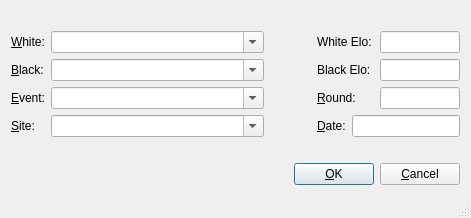
The window that src/gui/savedialog.ui (madnight/chessx) describes before a commit, drawn with Qt 5.
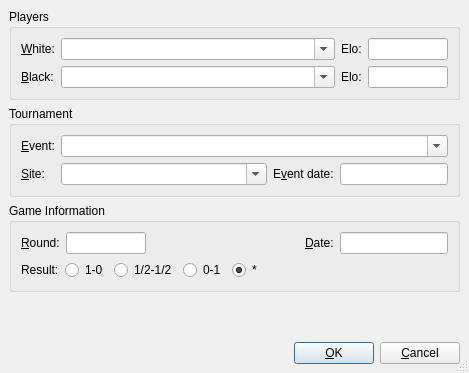
The same window after the commit.

Commit message: Add missing tags to Save Game Dialog.

What changed in the file:
```diff
--- a/src/gui/savedialog.ui
+++ b/src/gui/savedialog.ui
@@ -5,8 +5,8 @@
    <rect>
     <x>0</x>
     <y>0</y>
-    <width>471</width>
-    <height>218</height>
+    <width>469</width>
+    <height>373</height>
    </rect>
   </property>
   <property name="windowTitle" >
@@ -17,12 +17,25 @@
   </property>
   <layout class="QGridLayout" >
    <property name="margin" >
-    <number>11</number>
+    <number>9</number>
    </property>
    <property name="spacing" >
     <number>6</number>
    </property>
-   <item row="1" column="0" colspan="3" >
+   <item row="3" column="0" >
+    <spacer>
+     <property name="orientation" >
+      <enum>Qt::Vertical</enum>
+     </property>
+     <property name="sizeHint" >
+      <size>
+       <width>451</width>
+       <height>16</height>
+      </size>
+     </property>
+    </spacer>
+   </item>
+   <item row="4" column="0" >
     <layout class="QHBoxLayout" >
      <property name="margin" >
       <number>0</number>
@@ -71,106 +84,54 @@
      </item>
     </layout>
    </item>
-   <item row="0" column="2" >
+   <item row="0" column="0" >
+    <widget class="QGroupBox" name="groupBox" >
+     <property name="title" >
+      <string>Players</string>
+     </property>
     <layout class="QGridLayout" >
      <property name="margin" >
-      <number>0</number>
+       <number>9</number>
      </property>
      <property name="spacing" >
       <number>6</number>
      </property>
-     <item row="3" column="0" >
-      <widget class="QLabel" name="textLabel2_4" >
-       <property name="text" >
-        <string>&amp;Date:</string>
-       </property>
-       <property name="buddy" >
-        <cstring>whiteEloEdit</cstring>
+      <item row="1" column="3" >
+       <widget class="QLineEdit" name="blackEloEdit" >
+        <property name="sizePolicy" >
+         <sizepolicy>
+          <hsizetype>0</hsizetype>
+          <vsizetype>0</vsizetype>
+          <horstretch>0</horstretch>
+          <verstretch>0</verstretch>
+         </sizepolicy>
+        </property>
+        <property name="maximumSize" >
+         <size>
+          <width>80</width>
+          <height>32767</height>
+         </size>
+        </property>
+        <property name="inputMask" >
+         <string>0000; </string>
        </property>
       </widget>
      </item>
-     <item row="1" column="0" colspan="2" >
+      <item row="1" column="2" >
       <widget class="QLabel" name="textLabel2_2" >
        <property name="text" >
-        <string>Black Elo:</string>
+         <string>Elo:</string>
        </property>
       </widget>
      </item>
-     <item row="2" column="0" colspan="2" >
-      <widget class="QLabel" name="textLabel2_3" >
-       <property name="text" >
-        <string>&amp;Round:</string>
-       </property>
-       <property name="buddy" >
-        <cstring>roundEdit</cstring>
-       </property>
-      </widget>
-     </item>
-     <item row="3" column="1" colspan="2" >
-      <widget class="QLineEdit" name="dateEdit" >
-       <property name="sizePolicy" >
-        <sizepolicy>
-         <hsizetype>0</hsizetype>
-         <vsizetype>0</vsizetype>
-         <horstretch>0</horstretch>
-         <verstretch>0</verstretch>
-        </sizepolicy>
-       </property>
-       <property name="maximumSize" >
-        <size>
-         <width>160</width>
-         <height>32767</height>
-        </size>
-       </property>
-      </widget>
-     </item>
-     <item row="0" column="0" colspan="2" >
+      <item row="0" column="2" >
       <widget class="QLabel" name="textLabel2" >
        <property name="text" >
-        <string>White Elo:</string>
+         <string>Elo:</string>
        </property>
       </widget>
      </item>
-     <item row="2" column="2" >
-      <widget class="QLineEdit" name="roundEdit" >
-       <property name="sizePolicy" >
-        <sizepolicy>
-         <hsizetype>0</hsizetype>
-         <vsizetype>0</vsizetype>
-         <horstretch>0</horstretch>
-         <verstretch>0</verstretch>
-        </sizepolicy>
-       </property>
-       <property name="maximumSize" >
-        <size>
-         <width>80</width>
-         <height>32767</height>
-        </size>
-       </property>
-      </widget>
-     </item>
-     <item row="1" column="2" >
-      <widget class="QLineEdit" name="blackEloEdit" >
-       <property name="sizePolicy" >
-        <sizepolicy>
-         <hsizetype>0</hsizetype>
-         <vsizetype>0</vsizetype>
-         <horstretch>0</horstretch>
-         <verstretch>0</verstretch>
-        </sizepolicy>
-       </property>
-       <property name="maximumSize" >
-        <size>
-         <width>80</width>
-         <height>32767</height>
-        </size>
-       </property>
-       <property name="inputMask" >
-        <string>0000; </string>
-       </property>
-      </widget>
-     </item>
-     <item row="0" column="2" >
+      <item row="0" column="3" >
       <widget class="QLineEdit" name="whiteEloEdit" >
        <property name="sizePolicy" >
         <sizepolicy>
@@ -191,16 +152,37 @@
        </property>
       </widget>
      </item>
-    </layout>
-   </item>
    <item row="0" column="0" >
-    <layout class="QGridLayout" >
-     <property name="margin" >
-      <number>0</number>
-     </property>
-     <property name="spacing" >
-      <number>6</number>
-     </property>
+       <widget class="QLabel" name="textLabel1" >
+        <property name="text" >
+         <string>&amp;White:</string>
+        </property>
+        <property name="buddy" >
+         <cstring>whiteCombo</cstring>
+        </property>
+       </widget>
+      </item>
+      <item row="0" column="1" >
+       <widget class="QComboBox" name="whiteCombo" >
+        <property name="sizePolicy" >
+         <sizepolicy>
+          <hsizetype>7</hsizetype>
+          <vsizetype>0</vsizetype>
+          <horstretch>0</horstretch>
+          <verstretch>0</verstretch>
+         </sizepolicy>
+        </property>
+        <property name="editable" >
+         <bool>true</bool>
+        </property>
+        <property name="autoCompletion" >
+         <bool>true</bool>
+        </property>
+        <property name="duplicatesEnabled" >
+         <bool>false</bool>
+        </property>
+       </widget>
+      </item>
      <item row="1" column="1" >
       <widget class="QComboBox" name="blackCombo" >
        <property name="sizePolicy" >
@@ -232,10 +214,43 @@
        </property>
       </widget>
      </item>
-     <item row="0" column="1" >
-      <widget class="QComboBox" name="whiteCombo" >
+     </layout>
+    </widget>
+   </item>
+   <item row="1" column="0" >
+    <widget class="QGroupBox" name="groupBox_2" >
+     <property name="title" >
+      <string>Tournament</string>
+     </property>
+     <layout class="QGridLayout" >
+      <property name="margin" >
+       <number>9</number>
+      </property>
+      <property name="spacing" >
+       <number>6</number>
+      </property>
+      <item row="1" column="3" >
+       <widget class="QLineEdit" name="eventDateEdit" >
        <property name="sizePolicy" >
         <sizepolicy>
+          <hsizetype>0</hsizetype>
+          <vsizetype>0</vsizetype>
+          <horstretch>0</horstretch>
+          <verstretch>0</verstretch>
+         </sizepolicy>
+        </property>
+        <property name="maximumSize" >
+         <size>
+          <width>160</width>
+          <height>32767</height>
+         </size>
+        </property>
+       </widget>
+      </item>
+      <item row="1" column="1" >
+       <widget class="QComboBox" name="siteCombo" >
+        <property name="sizePolicy" >
+         <sizepolicy>
          <hsizetype>7</hsizetype>
          <vsizetype>0</vsizetype>
          <horstretch>0</horstretch>
@@ -253,7 +268,38 @@
        </property>
       </widget>
      </item>
-     <item row="3" column="0" >
+      <item row="1" column="2" >
+       <widget class="QLabel" name="textLabel2_5" >
+        <property name="text" >
+         <string>E&amp;vent date:</string>
+        </property>
+        <property name="buddy" >
+         <cstring>eventDateEdit</cstring>
+        </property>
+       </widget>
+      </item>
+      <item row="0" column="1" colspan="3" >
+       <widget class="QComboBox" name="eventCombo" >
+        <property name="sizePolicy" >
+         <sizepolicy>
+          <hsizetype>7</hsizetype>
+          <vsizetype>0</vsizetype>
+          <horstretch>0</horstretch>
+          <verstretch>0</verstretch>
+         </sizepolicy>
+        </property>
+        <property name="editable" >
+         <bool>true</bool>
+        </property>
+        <property name="autoCompletion" >
+         <bool>true</bool>
+        </property>
+        <property name="duplicatesEnabled" >
+         <bool>false</bool>
+        </property>
+       </widget>
+      </item>
+      <item row="1" column="0" >
       <widget class="QLabel" name="textLabel1_2_2" >
        <property name="text" >
         <string>&amp;Site:</string>
@@ -263,85 +309,163 @@
        </property>
       </widget>
      </item>
-     <item row="2" column="1" >
-      <widget class="QComboBox" name="eventCombo" >
-       <property name="sizePolicy" >
-        <sizepolicy>
-         <hsizetype>7</hsizetype>
-         <vsizetype>0</vsizetype>
-         <horstretch>0</horstretch>
-         <verstretch>0</verstretch>
-        </sizepolicy>
-       </property>
-       <property name="editable" >
-        <bool>true</bool>
-       </property>
-       <property name="autoCompletion" >
-        <bool>true</bool>
-       </property>
-       <property name="duplicatesEnabled" >
-        <bool>false</bool>
-       </property>
-      </widget>
-     </item>
-     <item row="2" column="0" >
+      <item row="0" column="0" >
       <widget class="QLabel" name="textLabel1_2_3" >
        <property name="text" >
         <string>&amp;Event:</string>
        </property>
        <property name="buddy" >
-        <cstring>whiteCombo</cstring>
-       </property>
-      </widget>
-     </item>
-     <item row="3" column="1" >
-      <widget class="QComboBox" name="siteCombo" >
-       <property name="sizePolicy" >
-        <sizepolicy>
-         <hsizetype>7</hsizetype>
-         <vsizetype>0</vsizetype>
-         <horstretch>0</horstretch>
-         <verstretch>0</verstretch>
-        </sizepolicy>
-       </property>
-       <property name="editable" >
-        <bool>true</bool>
-       </property>
-       <property name="autoCompletion" >
-        <bool>true</bool>
-       </property>
-       <property name="duplicatesEnabled" >
-        <bool>false</bool>
-       </property>
-      </widget>
-     </item>
-     <item row="0" column="0" >
-      <widget class="QLabel" name="textLabel1" >
-       <property name="text" >
-        <string>&amp;White:</string>
-       </property>
-       <property name="buddy" >
-        <cstring>whiteCombo</cstring>
+         <cstring>eventCombo</cstring>
        </property>
       </widget>
      </item>
     </layout>
+    </widget>
    </item>
+   <item row="2" column="0" >
+    <widget class="QGroupBox" name="gameGroupBox" >
+     <property name="title" >
+      <string>Game Information</string>
+     </property>
+     <layout class="QGridLayout" >
+      <property name="margin" >
+       <number>9</number>
+      </property>
+      <property name="spacing" >
+       <number>6</number>
+      </property>
    <item row="0" column="1" >
+       <widget class="QLineEdit" name="roundEdit" >
+        <property name="sizePolicy" >
+         <sizepolicy>
+          <hsizetype>0</hsizetype>
+          <vsizetype>0</vsizetype>
+          <horstretch>0</horstretch>
+          <verstretch>0</verstretch>
+         </sizepolicy>
+        </property>
+        <property name="maximumSize" >
+         <size>
+          <width>80</width>
+          <height>32767</height>
+         </size>
+        </property>
+       </widget>
+      </item>
+      <item row="0" column="0" >
+       <widget class="QLabel" name="textLabel2_3" >
+        <property name="text" >
+         <string>&amp;Round:</string>
+        </property>
+        <property name="buddy" >
+         <cstring>roundEdit</cstring>
+        </property>
+       </widget>
+      </item>
+      <item row="0" column="3" >
+       <widget class="QLabel" name="textLabel2_4" >
+        <property name="text" >
+         <string>&amp;Date:</string>
+        </property>
+        <property name="buddy" >
+         <cstring>dateEdit</cstring>
+        </property>
+       </widget>
+      </item>
+      <item row="0" column="4" >
+       <widget class="QLineEdit" name="dateEdit" >
+        <property name="sizePolicy" >
+         <sizepolicy>
+          <hsizetype>0</hsizetype>
+          <vsizetype>0</vsizetype>
+          <horstretch>0</horstretch>
+          <verstretch>0</verstretch>
+         </sizepolicy>
+        </property>
+        <property name="maximumSize" >
+         <size>
+          <width>160</width>
+          <height>32767</height>
+         </size>
+        </property>
+       </widget>
+      </item>
+      <item row="0" column="2" >
     <spacer>
      <property name="orientation" >
       <enum>Qt::Horizontal</enum>
      </property>
-     <property name="sizeType" >
-      <enum>QSizePolicy::Fixed</enum>
-     </property>
+        <property name="sizeHint" >
+         <size>
+          <width>40</width>
+          <height>20</height>
+         </size>
+        </property>
+       </spacer>
+      </item>
+      <item row="1" column="0" colspan="4" >
+       <layout class="QHBoxLayout" >
+        <property name="margin" >
+         <number>0</number>
+        </property>
+        <property name="spacing" >
+         <number>6</number>
+        </property>
+        <item>
+         <widget class="QLabel" name="label" >
+          <property name="text" >
+           <string>Result:</string>
+          </property>
+         </widget>
+        </item>
+        <item>
+         <widget class="QRadioButton" name="result1Button" >
+          <property name="text" >
+           <string>1-0</string>
+          </property>
+         </widget>
+        </item>
+        <item>
+         <widget class="QRadioButton" name="result5Button" >
+          <property name="text" >
+           <string>1/2-1/2</string>
+          </property>
+         </widget>
+        </item>
+        <item>
+         <widget class="QRadioButton" name="result0Button" >
+          <property name="text" >
+           <string>0-1</string>
+          </property>
+         </widget>
+        </item>
+        <item>
+         <widget class="QRadioButton" name="resultNoneButton" >
+          <property name="text" >
+           <string>*</string>
+          </property>
+          <property name="checked" >
+           <bool>true</bool>
+          </property>
+         </widget>
+        </item>
+        <item>
+         <spacer>
+          <property name="orientation" >
+           <enum>Qt::Horizontal</enum>
+          </property>
      <property name="sizeHint" >
       <size>
-       <width>41</width>
+            <width>40</width>
        <height>20</height>
       </size>
      </property>
     </spacer>
+        </item>
+       </layout>
+      </item>
+     </layout>
+    </widget>
    </item>
   </layout>
  </widget>
```
Left out of the diff: 11 changed lines with no effect on the pictures. Lines whose indentation alone changed are shown as unchanged. The commit also changes 1 other file.
